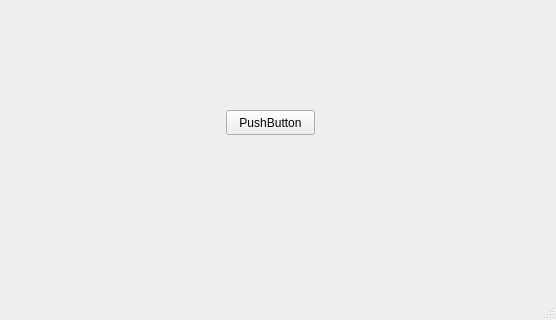
Old version of the form JPKomat/src/mainwindow.ui in the repository ppitu/JPKomat; both pictures show x 244 to 800 and y 280 to 600 of the 800 by 600 pixel window.
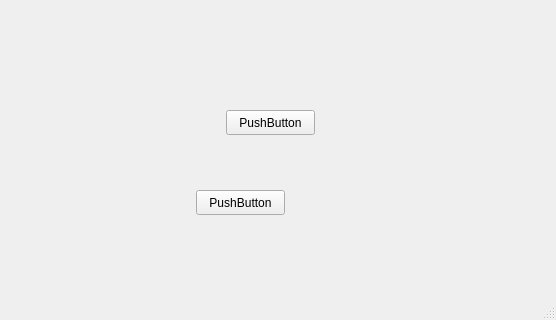
New version of the form.

Patch:
```diff
--- a/JPKomat/src/mainwindow.ui
+++ b/JPKomat/src/mainwindow.ui
@@ -170,6 +170,19 @@
      <string>PushButton</string>
     </property>
    </widget>
+   <widget class="QPushButton" name="pushButton_4">
+    <property name="geometry">
+     <rect>
+      <x>440</x>
+      <y>470</y>
+      <width>89</width>
+      <height>25</height>
+     </rect>
+    </property>
+    <property name="text">
+     <string>PushButton</string>
+    </property>
+   </widget>
   </widget>
   <widget class="QMenuBar" name="menubar">
    <property name="geometry">
```
